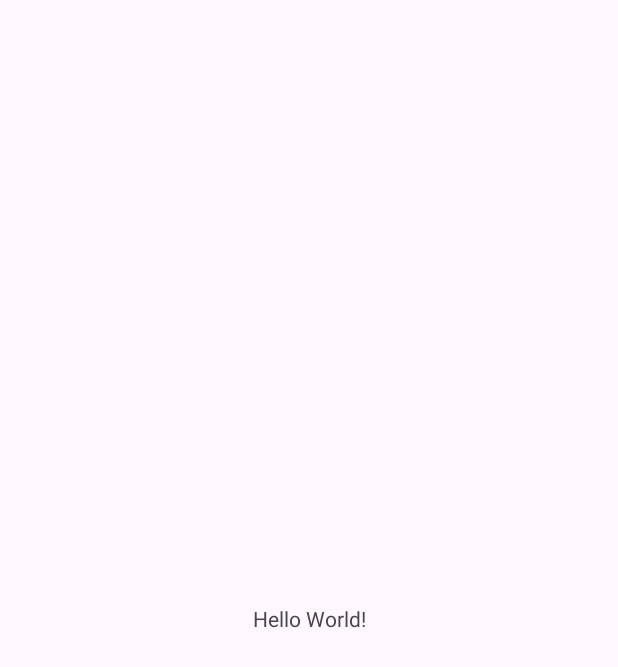
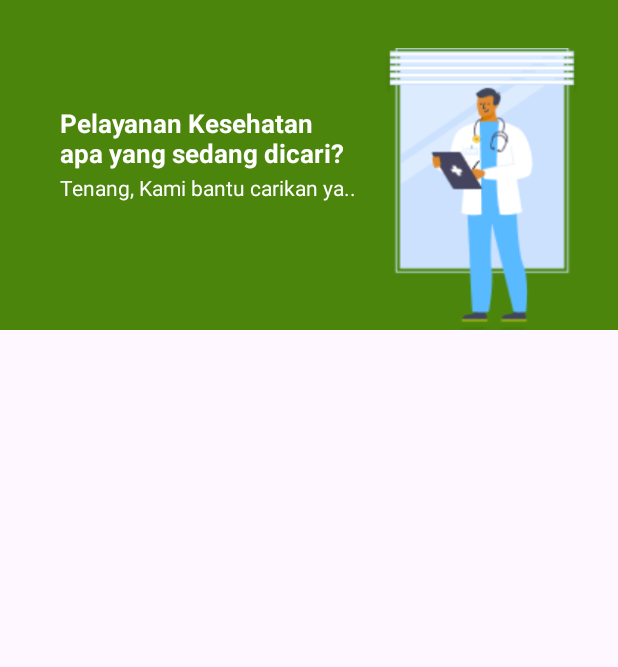
Before and after one commit to Noval0857/RSUD, an Android app: the screen it shows after launch (MainActivity), on a phone screen of 412 x 824 dp. Before the commit the part shown is almost empty. Shown: the top 667 px of the screen. Run offline under Robolectric (Android 15) with nearby library versions, the phone set to English and light mode, and no system bars.

Commit message:
MainActivity V1

```diff
--- a/app/src/main/res/layout/activity_main.xml
+++ b/app/src/main/res/layout/activity_main.xml
@@ -6,13 +6,55 @@
     android:layout_height="match_parent"
     tools:context=".MainActivity">
 
-    <TextView
-        android:layout_width="wrap_content"
-        android:layout_height="wrap_content"
-        android:text="Hello World!"
-        app:layout_constraintBottom_toBottomOf="parent"
-        app:layout_constraintEnd_toEndOf="parent"
-        app:layout_constraintStart_toStartOf="parent"
-        app:layout_constraintTop_toTopOf="parent" />
+    <RelativeLayout
+        android:id="@+id/topPanel"
+        android:layout_width="match_parent"
+        android:layout_height="220dp"
+        android:background="@color/green"
+        app:layout_constraintTop_toTopOf="parent">
+
+        <ImageView
+            android:layout_width="130dp"
+            android:layout_height="190dp"
+            android:layout_alignParentStart="true"
+            android:layout_alignParentEnd="true"
+            android:layout_alignParentBottom="true"
+            android:layout_marginStart="256dp"
+            android:layout_marginEnd="25dp"
+            android:layout_marginBottom="-2dp"
+            android:background="@drawable/doctor" />
+
+        <TextView
+            android:id="@+id/textView"
+            android:layout_width="203dp"
+            android:layout_height="45dp"
+            android:layout_alignParentStart="true"
+            android:layout_alignParentTop="true"
+            android:layout_alignParentEnd="true"
+            android:layout_alignParentBottom="true"
+            android:layout_marginStart="40dp"
+            android:layout_marginTop="70dp"
+            android:layout_marginEnd="159dp"
+            android:layout_marginBottom="105dp"
+            android:text="Pelayanan Kesehatan \napa yang sedang dicari?"
+            android:textColor="@color/white"
+            android:textSize="17sp"
+            android:textStyle="bold" />
+
+        <TextView
+            android:layout_above="@+id/textView"
+            android:layout_width="200dp"
+            android:layout_height="30dp"
+            android:layout_alignParentStart="true"
+            android:layout_alignParentEnd="true"
+            android:layout_marginStart="40dp"
+            android:layout_marginEnd="163dp"
+            android:layout_marginBottom="-145dp"
+            android:text="Tenang, Kami bantu carikan ya.."
+            android:textColor="@color/white" />
+
+
+    </RelativeLayout>
+
 
 </androidx.constraintlayout.widget.ConstraintLayout>
--- a/app/src/main/res/values/colors.xml
+++ b/app/src/main/res/values/colors.xml
@@ -2,4 +2,5 @@
 <resources>
     <color name="black">#FF000000</color>
     <color name="white">#FFFFFFFF</color>
+    <color name="green">#4B850C</color>
 </resources>
```
Also changed, not shown: app/src/main/AndroidManifest.xml (+14 -5 lines), app/src/main/java/com/rsud/Daftar/DaftarInapActivity.kt (added, +12 -0 lines), app/src/main/java/com/rsud/Daftar/DaftarJalanActivity.kt (added, +12 -0 lines), app/src/main/res/layout/activity_daftar_inap.xml (added, +9 -0 lines), app/src/main/res/layout/activity_daftar_jalan.xml (added, +9 -0 lines), app/src/main/res/drawable/doctor.png (added), app/src/main/res/drawable/kemenkes.png (added).
